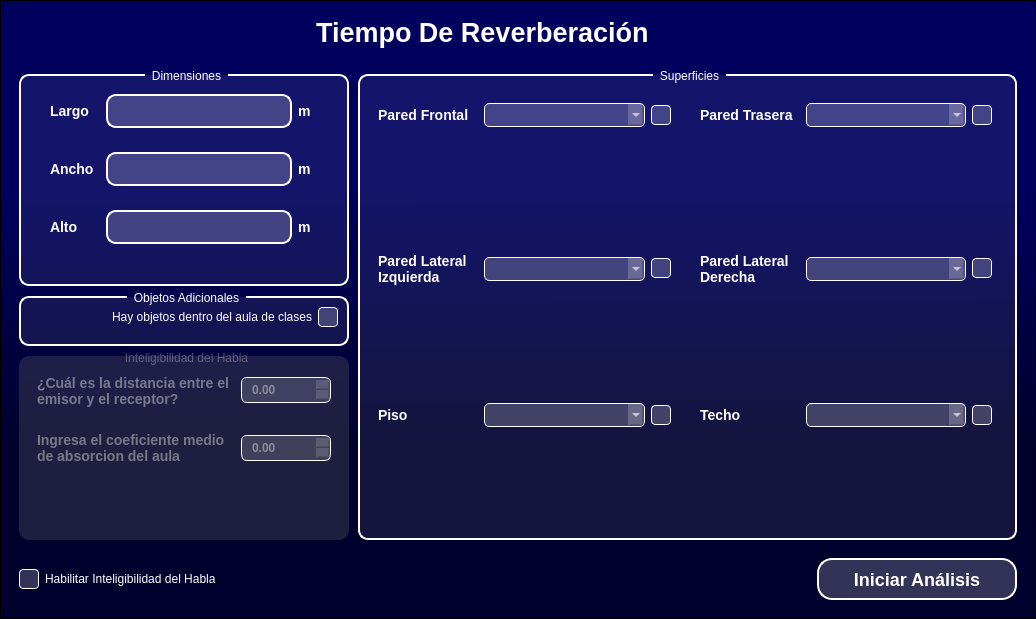
Before: the Qt Designer form Vista/tiempoReverberacionUI.ui in Dramos18/room_acoustic, drawn with Qt 5.
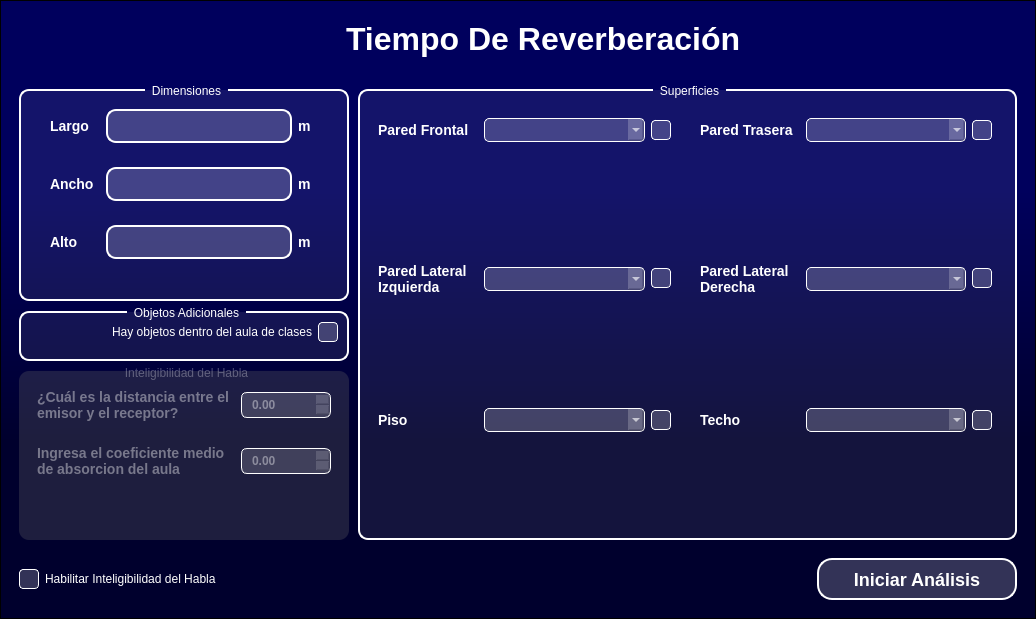
After: the same form once the commit is applied. Icons and pictures are not drawn.

Diff of the .ui file:
```diff
--- a/Vista/tiempoReverberacionUI.ui
+++ b/Vista/tiempoReverberacionUI.ui
@@ -102,8 +102,8 @@
        <rect>
         <x>0</x>
         <y>0</y>
-        <width>1034</width>
-        <height>617</height>
+        <width>1026</width>
+        <height>627</height>
        </rect>
       </property>
       <layout class="QVBoxLayout" name="verticalLayout">
@@ -144,34 +144,19 @@
             <property name="minimumSize">
              <size>
               <width>45</width>
-              <height>45</height>
+              <height>60</height>
              </size>
             </property>
             <property name="maximumSize">
              <size>
               <width>16777215</width>
-              <height>45</height>
+              <height>60</height>
              </size>
             </property>
             <property name="frameShape">
              <enum>QFrame::NoFrame</enum>
             </property>
             <layout class="QHBoxLayout" name="horizontalLayout">
-             <property name="spacing">
-              <number>0</number>
-             </property>
-             <property name="leftMargin">
-              <number>9</number>
-             </property>
-             <property name="topMargin">
-              <number>0</number>
-             </property>
-             <property name="rightMargin">
-              <number>9</number>
-             </property>
-             <property name="bottomMargin">
-              <number>0</number>
-             </property>
              <item>
               <widget class="QPushButton" name="botonAtras">
                <property name="minimumSize">
@@ -218,11 +203,11 @@
              <item>
               <spacer name="horizontalSpacer">
                <property name="orientation">
-                <enum>Qt::Vertical</enum>
+                <enum>Qt::Horizontal</enum>
                </property>
                <property name="sizeHint" stdset="0">
                 <size>
-                 <width>252</width>
+                 <width>267</width>
                  <height>20</height>
                 </size>
                </property>
@@ -231,18 +216,18 @@
              <item>
               <widget class="QLabel" name="label">
                <property name="text">
-                <string>&lt;html&gt;&lt;head/&gt;&lt;body&gt;&lt;p&gt;&lt;span style=&quot; font-size:20pt; font-weight:700; color:#ffffff;&quot;&gt;Tiempo De Reverberación&lt;/span&gt;&lt;/p&gt;&lt;/body&gt;&lt;/html&gt;</string>
+                <string>&lt;html&gt;&lt;head/&gt;&lt;body&gt;&lt;p&gt;&lt;span style=&quot; font-size:24pt; font-weight:700; color:#ffffff;&quot;&gt;Tiempo De Reverberación&lt;/span&gt;&lt;/p&gt;&lt;/body&gt;&lt;/html&gt;</string>
                </property>
               </widget>
              </item>
              <item>
               <spacer name="horizontalSpacer_2">
                <property name="orientation">
-                <enum>Qt::Vertical</enum>
+                <enum>Qt::Horizontal</enum>
                </property>
                <property name="sizeHint" stdset="0">
                 <size>
-                 <width>251</width>
+                 <width>267</width>
                  <height>20</height>
                 </size>
                </property>
```
